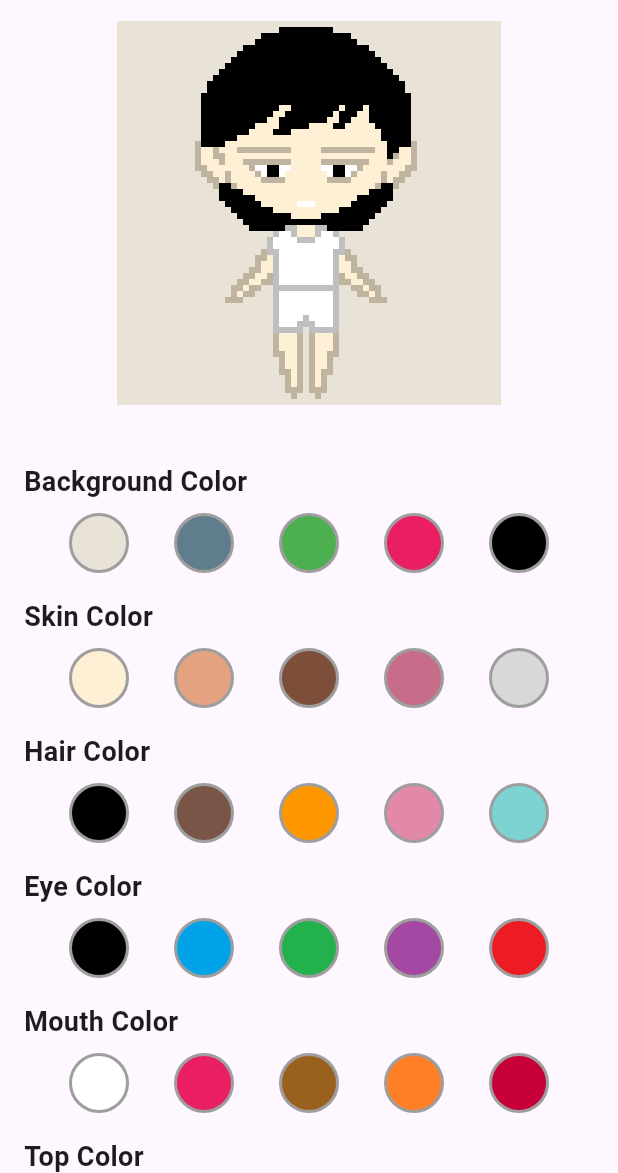
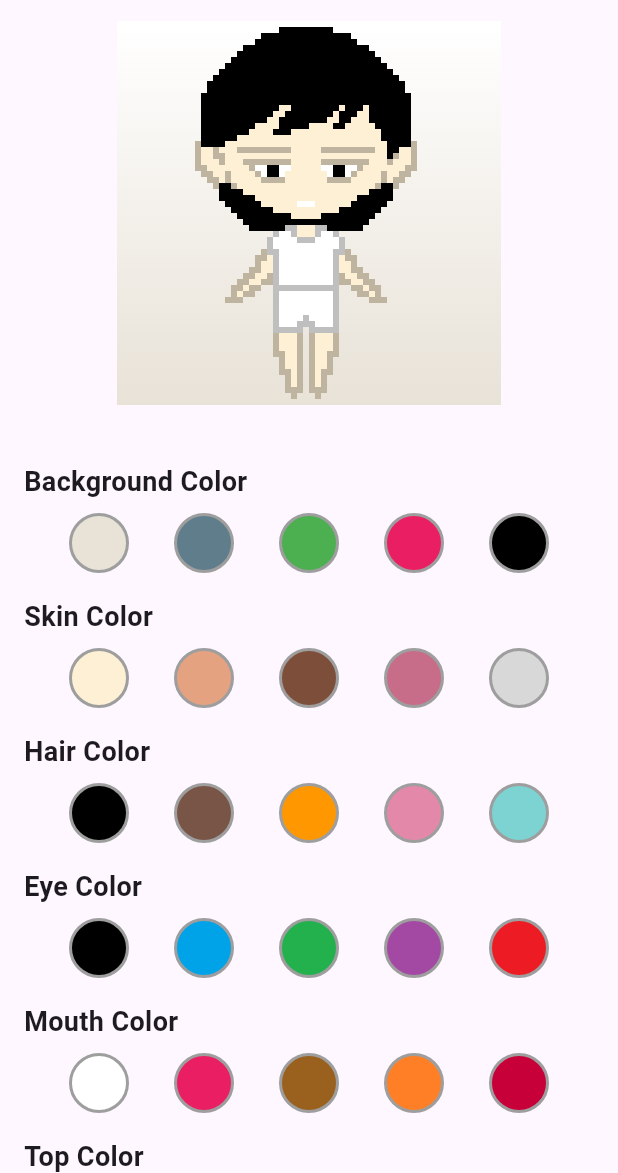
Before and after one commit to alicia6-6/flutter_custom_avatar, a Flutter app: the screen it shows after launch, on a phone screen of 412 x 824 dp, the part 63-1236 px from its top. Run offline on Flutter 3.47's test engine with Material 3 defaults, Android fonts, the phone set to English and light mode, and no system bars.

Commit message:
feat: Add gradient background option

```diff
--- a/lib/custom_avatar/custom_avatar.dart
+++ b/lib/custom_avatar/custom_avatar.dart
@@ -71,7 +71,16 @@ class _CustomAvatarState extends State<CustomAvatar> {
             height: 256,
             child: Stack(
               children: [
-                Container(color: _selectedBackgroundColor),
+                // Container(color: _selectedBackgroundColor),
+                Container(
+                  decoration: BoxDecoration(
+                    gradient: LinearGradient(
+                      begin: Alignment.topCenter,
+                      end: Alignment.bottomCenter,
+                      colors: [Colors.white, _selectedBackgroundColor],
+                    ),
+                  ),
+                ),
                 CharacterPart(
                   assetPath: _bodyFrames[_currentFrameIndex],
                   color: _selectedBodyColor,
```
